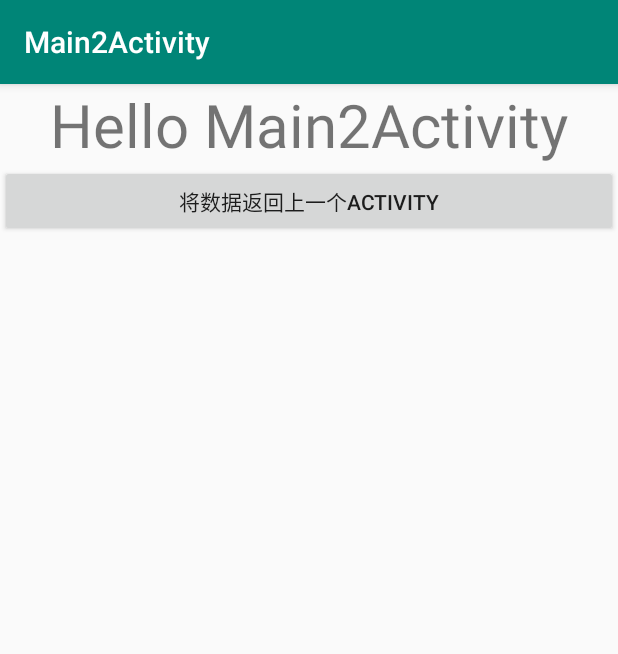
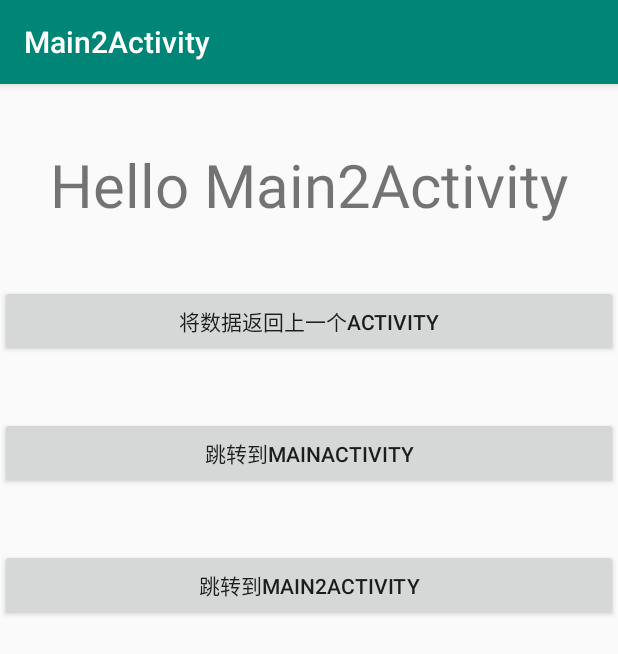
Before and after one commit to macardo/ActivityDemo, an Android app: the screen it shows after launch (Main2Activity), after a tap on "跳转到MAIN2ACTIVITY", on a phone screen of 412 x 824 dp. Shown: the top 654 px of the screen. Run offline under Robolectric (Android 15) with nearby library versions, the phone set to English and light mode, and no system bars.

Commit message:
启动模式

```diff
--- a/app/src/main/java/com/macardo/activitydemo/Main2Activity.java
+++ b/app/src/main/java/com/macardo/activitydemo/Main2Activity.java
@@ -15,9 +15,12 @@ public class Main2Activity extends AppCompatActivity {
         setContentView(R.layout.activity_main2);
         TextView textView = findViewById(R.id.textView);
         Button button = findViewById(R.id.button);
-
+        Button button1 = findViewById(R.id.buton1);
+        Button button2 = findViewById(R.id.button2);
         final Intent intent = getIntent();
         textView.setText(intent.getStringExtra("extra_data"));
+
+        System.out.println("Main2Activity task id: " + getTaskId());
 
         button.setOnClickListener(new View.OnClickListener() {
             @Override
@@ -27,5 +30,21 @@ public class Main2Activity extends AppCompatActivity {
                 finish();
             }
         });
+
+        button1.setOnClickListener(new View.OnClickListener() {
+            @Override
+            public void onClick(View v) {
+                Intent intent = new Intent(Main2Activity.this,MainActivity.class);
+                startActivity(intent);
+            }
+        });
+
+        button2.setOnClickListener(new View.OnClickListener() {
+            @Override
+            public void onClick(View v) {
+                Intent intent = new Intent(Main2Activity.this,Main2Activity.class);
+                startActivity(intent);
+            }
+        });
     }
 }
--- a/app/src/main/java/com/macardo/activitydemo/MainActivity.java
+++ b/app/src/main/java/com/macardo/activitydemo/MainActivity.java
@@ -15,6 +15,9 @@ public class MainActivity extends AppCompatActivity {
         super.onCreate(savedInstanceState);
         setContentView(R.layout.activity_main);
         Button button = findViewById(R.id.button);
+
+        System.out.println("MainActivity task id: " + getTaskId());
+
         button.setOnClickListener(new View.OnClickListener() {
             @Override
             public void onClick(View v) {
--- a/app/src/main/res/layout/activity_main.xml
+++ b/app/src/main/res/layout/activity_main.xml
@@ -23,4 +23,6 @@
         android:layout_height="wrap_content"
         android:layout_marginTop="40dp"/>
 
+
+
 </LinearLayout>
--- a/app/src/main/res/layout/activity_main2.xml
+++ b/app/src/main/res/layout/activity_main2.xml
@@ -13,11 +13,27 @@
         android:textSize="40dp"
         android:gravity="center"
         android:layout_width="match_parent"
-        android:layout_height="wrap_content" />
+        android:layout_height="wrap_content"
+        android:layout_marginTop="40dp"/>
     <Button
         android:id="@+id/button"
         android:text="将数据返回上一个Activity"
         android:layout_width="match_parent"
-        android:layout_height="wrap_content" />
+        android:layout_height="wrap_content"
+        android:layout_marginTop="40dp"/>
+
+    <Button
+        android:id="@+id/buton1"
+        android:text="跳转到MainActivity"
+        android:layout_width="match_parent"
+        android:layout_height="wrap_content"
+        android:layout_marginTop="40dp"/>
+
+    <Button
+        android:id="@+id/button2"
+        android:text="跳转到Main2Activity"
+        android:layout_width="match_parent"
+        android:layout_height="wrap_content"
+        android:layout_marginTop="40dp"/>
 
 </LinearLayout>
```
Also changed, not shown: app/src/main/AndroidManifest.xml (+5 -2 lines).
